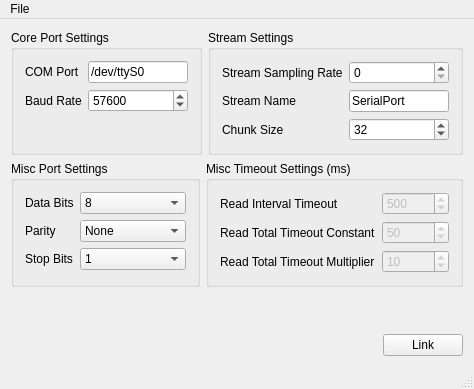
Before: the Qt Designer form mainwindow.ui in roberttoth02/App-SerialPortMac, drawn with Qt 5.
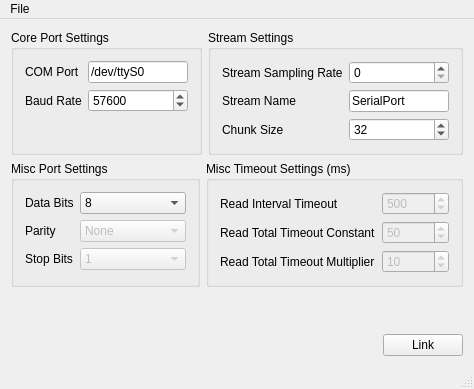
After: the same form once the commit is applied.

Commit message: Support DataBits parameter

The edit to the form file:
```diff
--- a/mainwindow.ui
+++ b/mainwindow.ui
@@ -208,6 +208,9 @@
          </item>
          <item row="1" column="1">
           <widget class="QComboBox" name="parity">
+           <property name="enabled">
+            <bool>false</bool>
+           </property>
            <property name="toolTip">
             <string>Parity checking scheme.</string>
            </property>
@@ -250,6 +253,9 @@
          </item>
          <item row="2" column="1">
           <widget class="QComboBox" name="stopBits">
+           <property name="enabled">
+            <bool>false</bool>
+           </property>
            <property name="toolTip">
             <string>Number of stop bits.</string>
            </property>
```
The commit also changes 2 other files.
